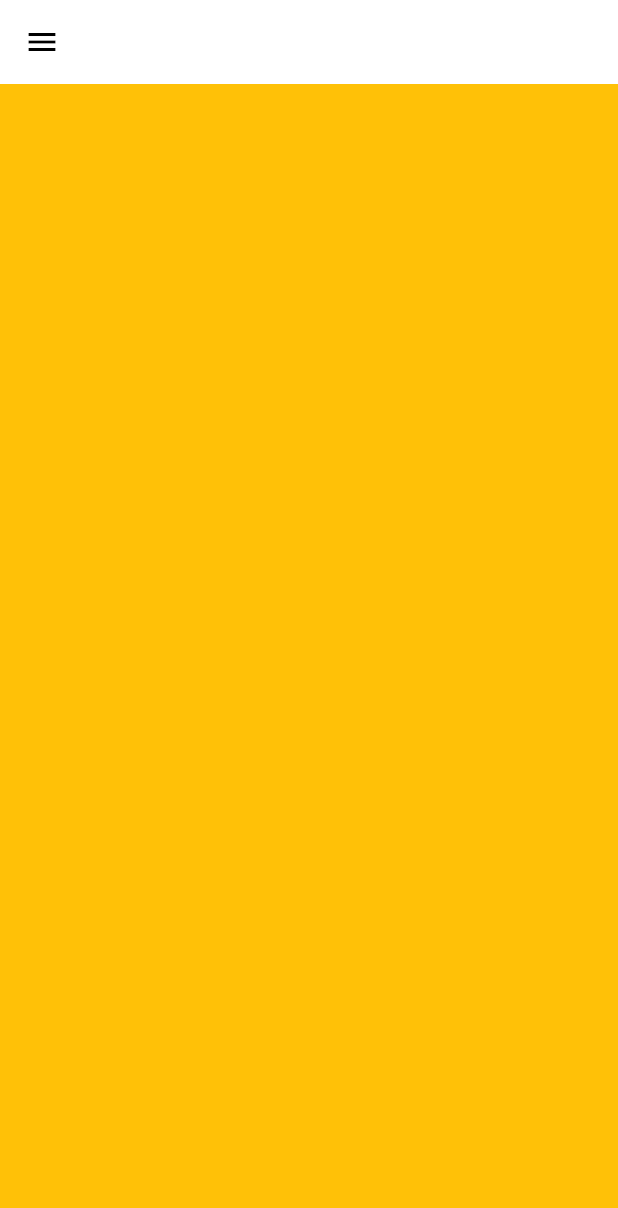
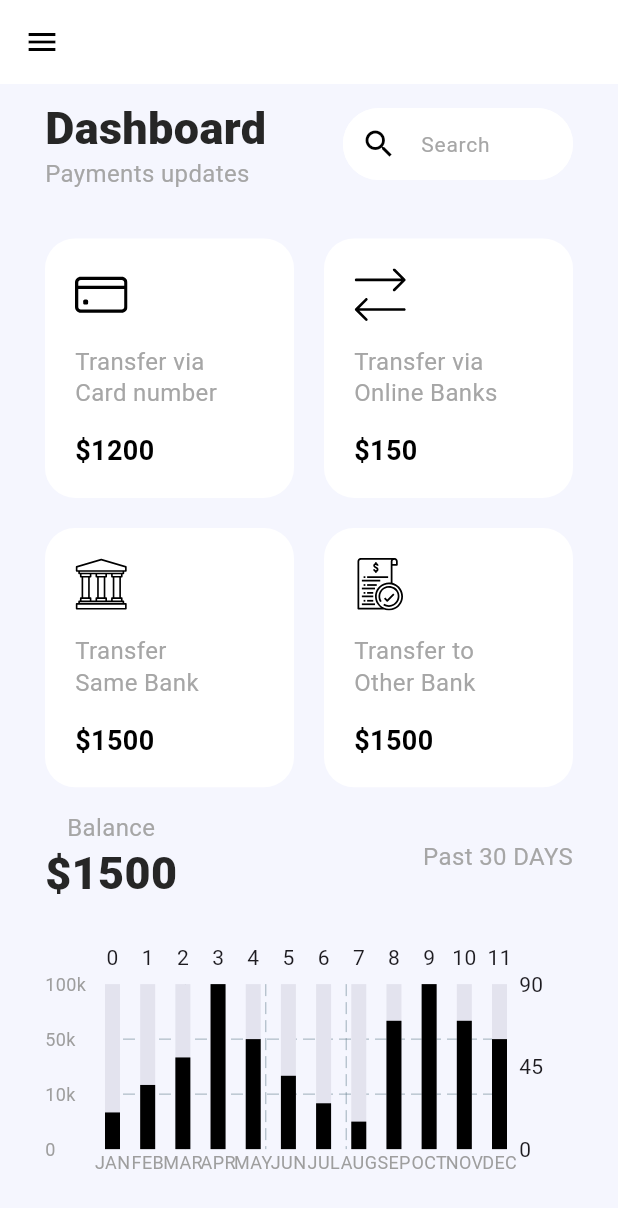
Before and after one commit to Rakeshbaghel021/flutterApp, a Flutter app: the screen it shows after launch, on a phone screen of 412 x 824 dp. Shown: the top 1208 px of the screen. Run offline on Flutter 3.47's test engine with Material 3 defaults, Android fonts, the light colour scheme and no system bars; drawn by our look-alikes of fl_chart; our stand-ins replace flutter_svg.

Commit message:
friday dart

```diff
--- a/lib/Dashboard.dart
+++ b/lib/Dashboard.dart
@@ -1,6 +1,10 @@
+import 'package:dashboard/model/model.dart';
 import 'package:dashboard/config/responsive.dart';
 import 'package:dashboard/config/size_config.dart';
+import 'package:dashboard/widgets/bar_chart.dart';
+import 'package:dashboard/widgets/header_parts.dart';
 import 'package:dashboard/widgets/side_drawer_menu.dart';
+import 'package:dashboard/widgets/transfer_infocard.dart';
 import 'package:flutter/material.dart';
 import 'package:dashboard/utils/theme.dart';
 
@@ -31,8 +35,98 @@ class MyDashboard extends StatelessWidget {
           crossAxisAlignment: CrossAxisAlignment.start,
           children: [
             if (Responsive.isDesktop(context))
-              const Expanded(child: SafeArea(child: SingleChildScrollView())),
-            Expanded(flex: 1, child: Container(color: Colors.amber)),
+              const Expanded(flex: 1, child: SideDrawerMenu()),
+            Expanded(
+              flex: 10,
+              child: SafeArea(
+                child: SingleChildScrollView(
+                  padding: const EdgeInsets.symmetric(
+                    horizontal: 30,
+                    vertical: 10,
+                  ),
+                  child: Column(
+                    crossAxisAlignment: CrossAxisAlignment.start,
+                    children: [
+                      const HeaderParts(),
+                      SizedBox(height: SizeConfig.blockSizeVertical * 4),
+                      SizedBox(
+                        width: SizeConfig.screenWidth,
+                        child: Wrap(
+                          spacing: 20,
+                          runSpacing: 20,
+                          alignment: WrapAlignment.spaceBetween,
+                          children: infoCardData.map((info) {
+                            return TransferInfoCard(infoCardModel: info);
+                          }).toList(),
+                        ),
+                      ),
+                      SizedBox(height: SizeConfig.blockSizeHorizontal * 4),
+                      const Row(
+                        mainAxisAlignment: MainAxisAlignment.spaceBetween,
+                        crossAxisAlignment: CrossAxisAlignment.center,
+                        children: [
+                          Column(
+                            children: [
+                              Text(
+                                'Balance',
+                                style: TextStyle(
+                                  fontSize: 16,
+                                  color: MyAppColor.secondary,
+                                  height: 1.3,
+                                ),
+                              ),
+                              Text(
+                                '\$1500',
+                                style: TextStyle(
+                                  fontSize: 30,
+                                  color: MyAppColor.primary,
+                                  fontWeight: FontWeight.w900,
+                                  height: 1.3,
+                                ),
+                              ),
+                            ],
+                          ),
+                          Text(
+                            'Past 30 DAYS',
+                            style: TextStyle(
+                              fontSize: 16,
+                              color: MyAppColor.secondary,
+                              height: 1.3,
+                            ),
+                          ),
+                        ],
+                      ),
+                      SizedBox(height: SizeConfig.blockSizeVertical * 3),
+                      SizedBox(height: 180, child: BarChartRepresentation()),
+                      SizedBox(height: SizeConfig.blockSizeVertical * 5),
+                      const Column(
+                        crossAxisAlignment: CrossAxisAlignment.start,
+                        children: [
+                          Text(
+                            "History",
+                            style: TextStyle(
+                              fontSize: 30,
+                              fontWeight: FontWeight.w800,
+                              color: MyAppColor.primary,
+                              height: 1.3,
+                            ),
+                          ),
+                          Text(
+                            "Transaction of last 6 months",
+                            style: TextStyle(
+                              fontSize: 16,
+                              color: MyAppColor.primary,
+                              height: 1.3,
+                            ),
+                          ),
+                        ],
+                      ),
+                      SizedBox(height: SizeConfig.blockSizeVertical * 3),
+                    ],
+                  ),
+                ),
+              ),
+            ),
           ],
         ),
       ),
--- a/lib/model/model.dart
+++ b/lib/model/model.dart
@@ -15,25 +15,25 @@ class RecentActivity {
 
 List<RecentActivity> recentActivities = [
   RecentActivity(
-    icon: 'assets/dashoboard/water_bill.svg',
+    icon: 'assets/svg/water_bill.svg',
     label: 'Water Bill',
     amount: "\$120",
     status: "Successefully",
   ),
   RecentActivity(
-    icon: 'assets/dashoboard/salary.svg',
+    icon: 'assets/svg/salary.svg',
     label: 'Income Salary',
     amount: "\$4500",
     status: "Received",
   ),
   RecentActivity(
-    icon: 'assets/dashoboard/current.svg',
+    icon: 'assets/svg/current.svg',
     label: 'Electric Bill',
     amount: "\$150",
     status: "Successefully",
   ),
   RecentActivity(
-    icon: 'assets/dashoboard/wifi.svg',
+    icon: 'assets/svg/wifi.svg',
     label: 'Internet Bill',
     amount: "\$60",
     status: "Successefully",
@@ -57,13 +57,13 @@ class UpcomingPayment {
 
 List<UpcomingPayment> upcomingPayments = [
   UpcomingPayment(
-    icon: 'assets/dashoboard/home.svg',
+    icon: 'assets/svg/home.svg',
     label: 'Home Rent',
     amount: "\$1500",
     status: "Pending",
   ),
   UpcomingPayment(
-    icon: 'assets/dashoboard/salary.svg',
+    icon: 'assets/svg/salary.svg',
     label: 'Car Insurance',
     amount: "\$150",
     status: "Pending",
@@ -128,22 +128,22 @@ class InfoCardModel {
 
 final List<InfoCardModel> infoCardData = [
   InfoCardModel(
-    icon: 'assets/dashoboard/credit-card.svg',
+    icon: 'assets/svg/credit-card.svg',
     label: 'Transfer via \nCard number',
     amount: '\$1200',
   ),
   InfoCardModel(
-    icon: 'assets/dashoboard/transfer.svg',
+    icon: 'assets/svg/transfer.svg',
     label: 'Transfer via \nOnline Banks',
     amount: '\$150',
   ),
   InfoCardModel(
-    icon: 'assets/dashoboard/bank.svg',
+    icon: 'assets/svg/bank.svg',
     label: 'Transfer \nSame Bank',
     amount: '\$1500',
   ),
   InfoCardModel(
-    icon: 'assets/dashoboard/doc.svg',
+    icon: 'assets/svg/doc.svg',
     label: 'Transfer to \nOther Bank',
     amount: '\$1500',
   ),
--- /dev/null
+++ b/lib/widgets/bar_chart.dart
@@ -0,0 +1,125 @@
+import 'package:dashboard/utils/theme.dart';
+import 'package:flutter/material.dart';
+import 'package:fl_chart/fl_chart.dart';
+import '../Config/responsive.dart';
+
+class BarChartRepresentation extends StatelessWidget {
+  const BarChartRepresentation({super.key});
+
+  @override
+  Widget build(BuildContext context) {
+    return BarChart(
+      BarChartData(
+        barGroups: _generateBarGroups(context),
+        borderData: FlBorderData(show: false),
+        alignment: BarChartAlignment.spaceBetween,
+        gridData: const FlGridData(
+          drawHorizontalLine: true,
+          horizontalInterval: 30,
+        ),
+        titlesData: FlTitlesData(
+          leftTitles: AxisTitles(
+            sideTitles: SideTitles(
+              showTitles: true,
+              reservedSize: 40,
+              interval: 30,
+              getTitlesWidget: (value, meta) {
+                switch (value.toInt()) {
+                  case 0:
+                    return const Text(
+                      '0',
+                      style: TextStyle(fontSize: 12, color: Colors.grey),
+                    );
+                  case 30:
+                    return const Text(
+                      '10k',
+                      style: TextStyle(fontSize: 12, color: Colors.grey),
+                    );
+                  case 60:
+                    return const Text(
+                      '50k',
+                      style: TextStyle(fontSize: 12, color: Colors.grey),
+                    );
+                  case 90:
+                    return const Text(
+                      '100k',
+                      style: TextStyle(fontSize: 12, color: Colors.grey),
+                    );
+                  default:
+                    return const SizedBox.shrink();
+                }
+              },
+            ),
+          ),
+          bottomTitles: AxisTitles(
+            sideTitles: SideTitles(
+              showTitles: true,
+              reservedSize: 40,
+              getTitlesWidget: (value, meta) {
+                final months = [
+                  'JAN',
+                  'FEB',
+                  'MAR',
+                  'APR',
+                  'MAY',
+                  'JUN',
+                  'JUL',
+                  'AUG',
+                  'SEP',
+                  'OCT',
+                  'NOV',
+                  'DEC',
+                ];
+                if (value.toInt() >= 0 && value.toInt() < months.length) {
+                  return Text(
+                    months[value.toInt()],
+                    style: const TextStyle(fontSize: 12, color: Colors.grey),
+                  );
+                }
+                return const SizedBox.shrink();
+              },
+            ),
+          ),
+        ),
+      ),
+      swapAnimationDuration: const Duration(milliseconds: 150),
+      swapAnimationCurve: Curves.linear,
+    );
+  }
+
+  List<BarChartGroupData> _generateBarGroups(BuildContext context) {
+    final List<double> values = [
+      20,
+      35,
+      50,
+      90,
+      60,
+      40,
+      25,
+      15,
+      70,
+      90,
+      70,
+      60,
+    ];
+    return List.generate(values.length, (index) {
+      return BarChartGroupData(
+        x: index,
+        barsSpace: 4,
+        barRods: [
+          BarChartRodData(
+            toY: values[index],
+            color: Colors.black,
+            width: Responsive.isDesktop(context) ? 40 : 10,
+            borderRadius: BorderRadius.zero,
+            backDrawRodData: BackgroundBarChartRodData(
+              show: true,
+              toY: 90,
+              color: MyAppColor.barBg,
+            ),
+          ),
+        ],
+      );
+    });
+  }
+}
--- a/lib/widgets/header_parts.dart
+++ b/lib/widgets/header_parts.dart
@@ -8,9 +8,12 @@ class HeaderParts extends StatelessWidget {
   @override
   Widget build(BuildContext context) {
     return Row(
+      mainAxisSize: MainAxisSize.min,
       children: [
         SizedBox(
           child: Column(
+            mainAxisAlignment: MainAxisAlignment.start,
+            crossAxisAlignment: CrossAxisAlignment.start,
             children: [
               Text(
                 'Dashboard',
--- /dev/null
+++ b/lib/widgets/show_history.dart
@@ -0,0 +1,15 @@
+import 'package:flutter/material.dart';
+
+class ShowHistory extends StatefulWidget {
+  const ShowHistory({super.key});
+
+  @override
+  State<ShowHistory> createState() => _ShowHistoryState();
+}
+
+class _ShowHistoryState extends State<ShowHistory> {
+  @override
+  Widget build(BuildContext context) {
+    return const Placeholder();
+  }
+}
--- a/lib/widgets/side_drawer_menu.dart
+++ b/lib/widgets/side_drawer_menu.dart
@@ -1,3 +1,4 @@
+import 'package:dashboard/config/size_config.dart';
 import 'package:dashboard/utils/theme.dart';
 import 'package:flutter/material.dart';
 import 'package:flutter_svg/svg.dart';
--- /dev/null
+++ b/lib/widgets/transfer_infocard.dart
@@ -0,0 +1,58 @@
+import 'package:dashboard/config/responsive.dart';
+import 'package:dashboard/config/size_config.dart';
+import 'package:dashboard/model/model.dart';
+import 'package:flutter/material.dart';
+import 'package:flutter_svg/flutter_svg.dart';
+import 'package:dashboard/utils/theme.dart';
+
+class TransferInfoCard extends StatelessWidget {
+  final InfoCardModel infoCardModel;
+  const TransferInfoCard({super.key, required this.infoCardModel});
+
+  @override
+  Widget build(BuildContext context) {
+    SizeConfig().init(context);
+    return Container(
+      constraints: BoxConstraints(
+        minWidth: Responsive.isDesktop(context)
+            ? MediaQuery.of(context).size.width / 7
+            : SizeConfig.screenWidth / 2 - 40,
+      ),
+      padding: EdgeInsets.only(
+        top: 20,
+        bottom: 20,
+        left: 20,
+        right: Responsive.isMobile(context) ? 20 : 40,
+      ),
+      decoration: BoxDecoration(
+        borderRadius: BorderRadius.circular(20),
+        color: Colors.white,
+      ),
+      child: Column(
+        crossAxisAlignment: CrossAxisAlignment.start,
+        children: [
+          SvgPicture.asset(infoCardModel.icon, width: 35),
+          SizedBox(height: SizeConfig.blockSizeVertical * 2),
+          Text(
+            infoCardModel.label,
+            style: const TextStyle(
+              fontSize: 16,
+              height: 1.3,
+              color: MyAppColor.secondary,
+            ),
+          ),
+          SizedBox(height: SizeConfig.blockSizeVertical * 2),
+          Text(
+            infoCardModel.amount,
+            style: const TextStyle(
+              fontSize: 18,
+              height: 1.3,
+              color: Colors.black,
+              fontWeight: FontWeight.w700,
+            ),
+          ),
+        ],
+      ),
+    );
+  }
+}
--- a/pubspec.yaml
+++ b/pubspec.yaml
@@ -35,6 +35,7 @@ dependencies:
   # Use with the CupertinoIcons class for iOS style icons.
   cupertino_icons: ^1.0.8
   flutter_svg: ^2.2.0
+  fl_chart: ^1.0.0
 
 dev_dependencies:
   flutter_test:
```
Also changed, not shown: pubspec.lock, 1 other file.
